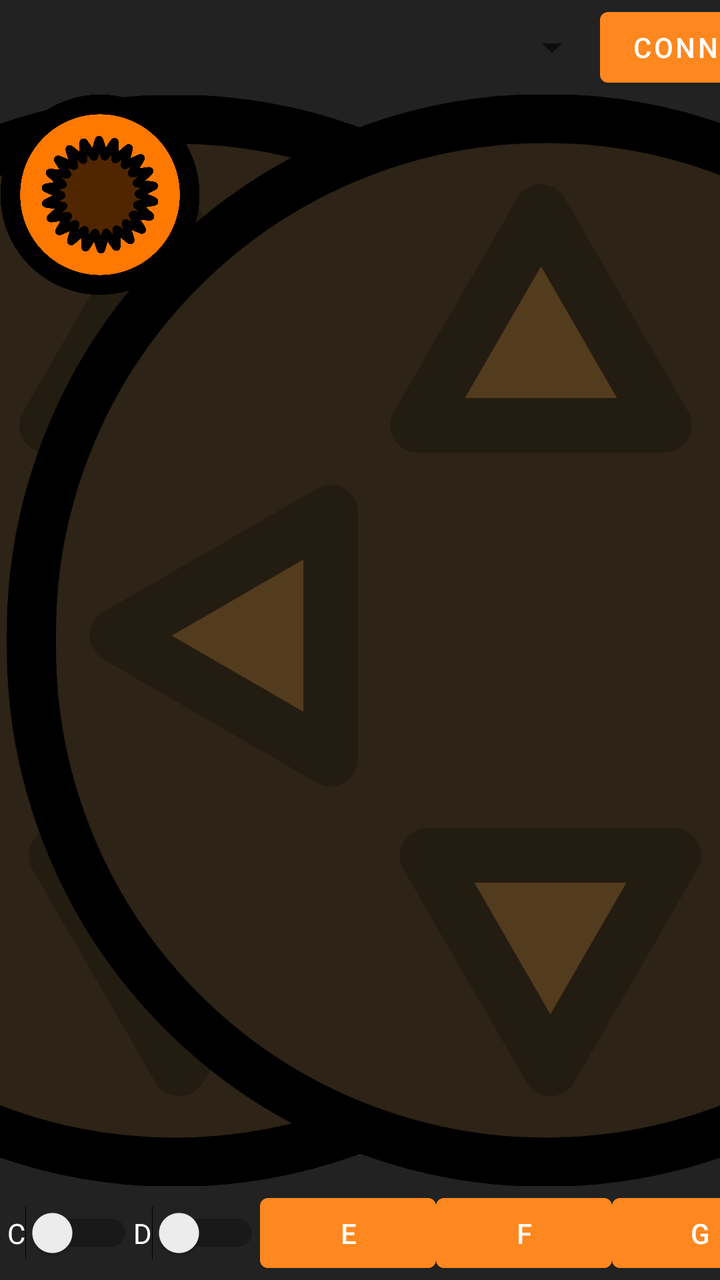
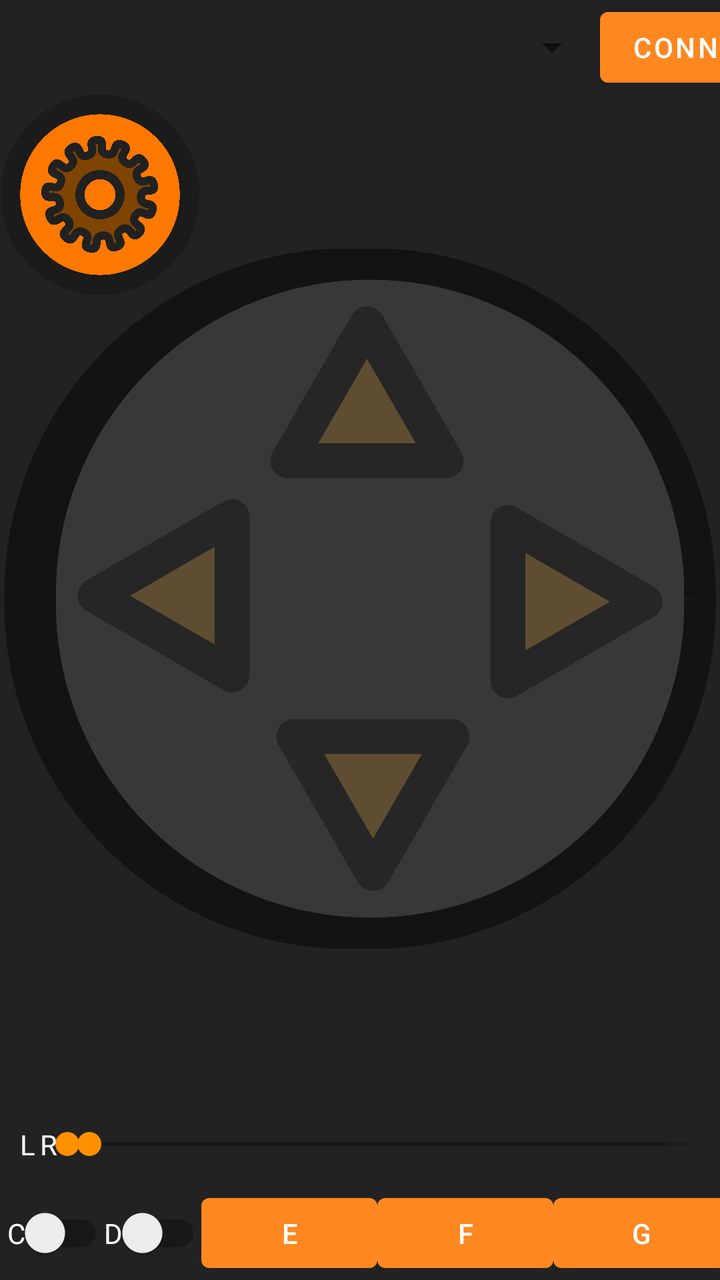

Compare the two renders of this Android layout. The source of the first and the diff that turns it into the second are given below.
<!-- AndroidManifest.xml: application theme Theme.BtSerialRemote -->
<!-- res/layout/main_activity.xml -->
<?xml version="1.0" encoding="utf-8"?>
<FrameLayout xmlns:android="http://schemas.android.com/apk/res/android"
    xmlns:app="http://schemas.android.com/apk/res-auto"
    xmlns:tools="http://schemas.android.com/tools"
    android:layout_width="match_parent"
    android:layout_height="match_parent"
    android:background="@color/background"
    android:backgroundTintMode="src_over"
    android:theme="@style/ThemeOverlay.BtSerialRemote.FullscreenContainer"
    tools:context="com.poconoco.tests.btserialremote.MainActivity">

    <LinearLayout
        android:layout_width="match_parent"
        android:layout_height="match_parent"
        android:orientation="vertical">

        <androidx.constraintlayout.widget.ConstraintLayout
            android:id="@+id/topTools"
            android:layout_width="match_parent"
            android:layout_height="wrap_content"
            android:layout_weight="1">

            <Spinner
                android:id="@+id/btDevice"
                android:layout_width="300dp"
                android:layout_height="0dp"
                android:foregroundTint="@color/white"
                android:spinnerMode="dropdown"
                app:layout_constraintBottom_toBottomOf="parent"
                app:layout_constraintEnd_toStartOf="@+id/connect"
                app:layout_constraintStart_toStartOf="parent"
                app:layout_constraintTop_toTopOf="parent" />

            <Button
                android:id="@+id/connect"
                android:layout_width="0dp"
                android:layout_height="wrap_content"
                android:text="Connect"
                app:layout_constraintStart_toEndOf="@+id/btDevice"
                app:layout_constraintTop_toTopOf="@+id/btDevice" />

            <TextView
                android:id="@+id/status"
                android:layout_width="0dp"
                android:layout_height="25dp"
                android:layout_marginStart="10dp"
                android:lines="2"
                android:text="Ready to connect"
                android:textColor="@color/white"
                app:layout_constraintBottom_toBottomOf="parent"
                app:layout_constraintEnd_toStartOf="@+id/imageButton"
                app:layout_constraintStart_toEndOf="@+id/connect"
                app:layout_constraintTop_toTopOf="parent" />

            <ImageButton
                android:id="@+id/imageButton"
                android:layout_width="wrap_content"
                android:layout_height="wrap_content"
                android:backgroundTint="@color/primary_1"
                android:backgroundTintMode="src_over"
                android:src="@drawable/gear"
                app:layout_constraintBottom_toBottomOf="parent"
                app:layout_constraintEnd_toEndOf="parent"
                app:layout_constraintTop_toTopOf="parent" />

        </androidx.constraintlayout.widget.ConstraintLayout>

        <LinearLayout
            android:layout_width="match_parent"
            android:layout_height="wrap_content"
            android:layout_weight="100"
            android:orientation="horizontal">

            <RelativeLayout
                android:layout_width="wrap_content"
                android:layout_height="match_parent"
                android:layout_weight="0.5">

                <androidx.constraintlayout.widget.ConstraintLayout
                    android:layout_width="match_parent"
                    android:layout_height="match_parent"
                    tools:context=".MainActivity">

                    <ImageView
                        android:id="@+id/rightJoystick"
                        android:layout_width="0dp"
                        android:layout_height="0dp"

                        android:layout_marginTop="20dp"
                        android:layout_marginBottom="20dp"
                        android:scaleType="fitCenter"
                        app:layout_constraintBottom_toBottomOf="parent"
                        app:layout_constraintDimensionRatio="1"
                        app:layout_constraintEnd_toEndOf="parent"

                        app:layout_constraintHeight_percent="1.0"
                        app:layout_constraintHorizontal_bias="1.0"
                        app:layout_constraintStart_toStartOf="parent"
                        app:layout_constraintTop_toTopOf="parent"
                        app:srcCompat="@drawable/pad" />

                    <androidx.constraintlayout.widget.Guideline
                        android:id="@+id/leftGuideline"
                        android:layout_width="wrap_content"
                        android:layout_height="wrap_content"
                        android:orientation="horizontal"
                        app:layout_constraintGuide_percent="0.5" />

                    <ImageView
                        android:id="@+id/leftJoystick"
                        android:layout_width="0dp"
                        android:layout_height="0dp"

                        android:layout_marginTop="20dp"
                        android:layout_marginBottom="20dp"
                        android:scaleType="fitCenter"
                        app:layout_constraintBottom_toBottomOf="parent"
                        app:layout_constraintDimensionRatio="1"
                        app:layout_constraintEnd_toEndOf="parent"

                        app:layout_constraintHeight_percent="1.0"
                        app:layout_constraintHorizontal_bias="0.0"
                        app:layout_constraintStart_toStartOf="parent"
                        app:layout_constraintTop_toTopOf="parent"
                        app:srcCompat="@drawable/pad" />

                </androidx.constraintlayout.widget.ConstraintLayout>

                <RelativeLayout
                    android:id="@+id/leftKnob"
                    android:layout_width="wrap_content"
                    android:layout_height="wrap_content">

                    <ImageView
                        android:id="@+id/leftKnobImageView"
                        android:layout_width="100dp"
                        android:layout_height="100dp"
                        android:layout_weight="1"
                        app:srcCompat="@drawable/knob" />
                </RelativeLayout>

                <RelativeLayout
                    android:id="@+id/rightKnob"
                    android:layout_width="wrap_content"
                    android:layout_height="wrap_content">

                    <ImageView
                        android:id="@+id/rightKnobImageView"
                        android:layout_width="100dp"
                        android:layout_height="100dp"
                        android:layout_weight="1"
                        app:srcCompat="@drawable/knob" />
                </RelativeLayout>

            </RelativeLayout>

        </LinearLayout>

        <androidx.constraintlayout.widget.ConstraintLayout
            android:id="@+id/linearLayout2"
            android:layout_width="match_parent"
            android:layout_height="wrap_content"
            android:layout_weight="1">

            <Switch
                android:id="@+id/switchA"
                android:layout_width="wrap_content"
                android:layout_height="0dp"
                android:text="A"
                android:textColor="@color/white"
                app:layout_constraintBottom_toBottomOf="parent"
                app:layout_constraintEnd_toStartOf="@+id/switchB"
                app:layout_constraintHorizontal_bias="0.5"
                app:layout_constraintStart_toStartOf="parent"
                app:layout_constraintTop_toTopOf="parent" />

            <Switch
                android:id="@+id/switchB"
                android:layout_width="wrap_content"
                android:layout_height="0dp"
                android:text="B"
                android:textColor="@color/white"
                app:layout_constraintBottom_toBottomOf="parent"
                app:layout_constraintEnd_toStartOf="@+id/switchC"
                app:layout_constraintHorizontal_bias="0.5"
                app:layout_constraintStart_toEndOf="@+id/switchA"
                app:layout_constraintTop_toTopOf="parent"
                app:layout_constraintVertical_bias="0.508" />

            <Switch
                android:id="@+id/switchC"
                android:layout_width="wrap_content"
                android:layout_height="0dp"
                android:text="C"
                android:textColor="@color/white"
                app:layout_constraintBottom_toBottomOf="parent"
                app:layout_constraintEnd_toStartOf="@+id/switchD"
                app:layout_constraintHorizontal_bias="0.5"
                app:layout_constraintStart_toEndOf="@+id/switchB"
                app:layout_constraintTop_toTopOf="parent"
                app:layout_constraintVertical_bias="0.508" />

            <Switch
                android:id="@+id/switchD"
                android:layout_width="wrap_content"
                android:layout_height="0dp"
                android:text="D"
                android:textColor="@color/white"
                app:layout_constraintBottom_toBottomOf="parent"
                app:layout_constraintEnd_toStartOf="@+id/buttonE"
                app:layout_constraintHorizontal_bias="0.5"
                app:layout_constraintStart_toEndOf="@+id/switchC"
                app:layout_constraintTop_toTopOf="parent" />

            <Button
                android:id="@+id/buttonE"
                android:layout_width="wrap_content"
                android:layout_height="wrap_content"
                android:text="E"
                app:layout_constraintBottom_toBottomOf="parent"
                app:layout_constraintEnd_toStartOf="@+id/buttonF"
                app:layout_constraintHorizontal_bias="0.5"
                app:layout_constraintStart_toEndOf="@+id/switchD"
                app:layout_constraintTop_toTopOf="parent" />

            <Button
                android:id="@+id/buttonF"
                android:layout_width="wrap_content"
                android:layout_height="wrap_content"
                android:text="F"
                app:layout_constraintBottom_toBottomOf="parent"
                app:layout_constraintEnd_toStartOf="@+id/buttonG"
                app:layout_constraintHorizontal_bias="0.5"
                app:layout_constraintStart_toEndOf="@+id/buttonE"
                app:layout_constraintTop_toTopOf="parent" />

            <Button
                android:id="@+id/buttonG"
                android:layout_width="wrap_content"
                android:layout_height="wrap_content"
                android:text="G"
                app:layout_constraintBottom_toBottomOf="parent"
                app:layout_constraintEnd_toStartOf="@+id/buttonH"
                app:layout_constraintHorizontal_bias="0.5"
                app:layout_constraintStart_toEndOf="@+id/buttonF"
                app:layout_constraintTop_toTopOf="parent" />

            <Button
                android:id="@+id/buttonH"
                android:layout_width="wrap_content"
                android:layout_height="wrap_content"
                android:text="H"
                app:layout_constraintBottom_toBottomOf="parent"
                app:layout_constraintEnd_toEndOf="parent"
                app:layout_constraintHorizontal_bias="0.5"
                app:layout_constraintStart_toEndOf="@+id/buttonG"
                app:layout_constraintTop_toTopOf="parent" />

        </androidx.constraintlayout.widget.ConstraintLayout>
    </LinearLayout>
</FrameLayout>
<!-- resources referenced by this layout -->
<resources>
  <color name="background">#FF222222</color>
  <color name="primary_1">#FFff871f</color>
  <color name="white">#FFFFFFFF</color>
  <!-- drawable knob: vector/xml drawable (drawable, 2405 chars, omitted) -->
  <!-- drawable pad (drawable) -->
  <vector xmlns:android="http://schemas.android.com/apk/res/android"
      android:width="100dp"
      android:height="100dp"
      android:viewportWidth="100"
      android:viewportHeight="100">
    <path
        android:pathData="M50,50m47.13,-0a47.13,47.13 0,1 1,-94.25 -0a47.13,47.13 0,1 1,94.25 -0"
        android:strokeLineJoin="round"
        android:strokeWidth="4.5"
        android:fillColor="#2d2316"
        android:strokeColor="#000000"
        android:fillType="evenOdd"/>
    <path
        android:pathData="m39.13,69.71 l11.3,-0 11.3,-0 -5.65,9.78 -5.65,9.78 -5.65,-9.78z"
        android:strokeLineJoin="round"
        android:strokeWidth="5"
        android:fillColor="#533b1e"
        android:strokeColor="#231c10"
        android:fillType="evenOdd"/>
    <path
        android:pathData="m60.87,30.29 l-11.3,0 -11.3,0 5.65,-9.78 5.65,-9.78 5.65,9.78z"
        android:strokeLineJoin="round"
        android:strokeWidth="5"
        android:fillColor="#533b1e"
        android:strokeColor="#231c10"
        android:fillType="evenOdd"/>
    <path
        android:pathData="m69.71,39.13 l-0,11.3 -0,11.3 9.78,-5.65 9.78,-5.65 -9.78,-5.65z"
        android:strokeLineJoin="round"
        android:strokeWidth="5"
        android:fillColor="#533b1e"
        android:strokeColor="#231c10"
        android:fillType="evenOdd"/>
    <path
        android:pathData="m30.29,60.87 l0,-11.3 0,-11.3 -9.78,5.65 -9.78,5.65 9.78,5.65z"
        android:strokeLineJoin="round"
        android:strokeWidth="5"
        android:fillColor="#533b1e"
        android:strokeColor="#231c10"
        android:fillType="evenOdd"/>
  </vector>
  <color name="black_overlay">#66000000</color>
  <color name="primary_2">#FFbd5700</color>
  <color name="secondary_1">#FFff9100</color>
  <color name="secondary_2">#FFd97b00</color>
  <!-- unchanged entries left out for length: 3 -->
</resources>

<!-- the commit's change to res/layout/main_activity.xml (unified diff, before → after) -->
@@ -48,12 +48,12 @@
                 android:text="Ready to connect"
                 android:textColor="@color/white"
                 app:layout_constraintBottom_toBottomOf="parent"
-                app:layout_constraintEnd_toStartOf="@+id/imageButton"
+                app:layout_constraintEnd_toStartOf="@+id/buttonSettings"
                 app:layout_constraintStart_toEndOf="@+id/connect"
                 app:layout_constraintTop_toTopOf="parent" />
 
             <ImageButton
-                android:id="@+id/imageButton"
+                android:id="@+id/buttonSettings"
                 android:layout_width="wrap_content"
                 android:layout_height="wrap_content"
                 android:backgroundTint="@color/primary_1"
@@ -78,51 +78,99 @@
 
                 <androidx.constraintlayout.widget.ConstraintLayout
                     android:layout_width="match_parent"
-                    android:layout_height="match_parent"
-                    tools:context=".MainActivity">
+                    android:layout_height="match_parent">
+
+                    <androidx.constraintlayout.widget.ConstraintLayout
+                        android:id="@+id/sliderLContainer"
+                        android:layout_width="0dp"
+                        android:layout_height="wrap_content"
+                        app:layout_constraintBottom_toBottomOf="parent"
+                        app:layout_constraintEnd_toEndOf="@+id/leftJoystick"
+                        app:layout_constraintStart_toStartOf="@+id/leftJoystick">
+
+                        <TextView
+                            android:id="@+id/sliderLText"
+                            android:layout_width="wrap_content"
+                            android:layout_height="wrap_content"
+                            android:layout_marginStart="10dp"
+                            android:text="L"
+                            android:textColor="@color/white"
+                            app:layout_constraintBottom_toBottomOf="parent"
+                            app:layout_constraintStart_toStartOf="parent"
+                            app:layout_constraintTop_toTopOf="parent" />
+
+                        <SeekBar
+                            android:id="@+id/sliderL"
+                            android:layout_width="0dp"
+                            android:layout_height="42dp"
+                            app:layout_constraintBottom_toBottomOf="parent"
+                            app:layout_constraintEnd_toEndOf="parent"
+                            app:layout_constraintStart_toEndOf="@+id/sliderLText" />
+
+                    </androidx.constraintlayout.widget.ConstraintLayout>
+
+                    <androidx.constraintlayout.widget.ConstraintLayout
+                        android:id="@+id/sliderRContainer"
+                        android:layout_width="0dp"
+                        android:layout_height="wrap_content"
+                        app:layout_constraintBottom_toBottomOf="parent"
+                        app:layout_constraintEnd_toEndOf="@+id/rightJoystick"
+                        app:layout_constraintStart_toStartOf="@+id/rightJoystick">
+
+                        <TextView
+                            android:id="@+id/sliderRText"
+                            android:layout_width="wrap_content"
+                            android:layout_height="wrap_content"
+                            android:layout_marginStart="10dp"
+                            android:text="R"
+                            android:textColor="@color/white"
+                            app:layout_constraintBottom_toBottomOf="parent"
+                            app:layout_constraintStart_toStartOf="parent"
+                            app:layout_constraintTop_toTopOf="parent" />
+
+                        <SeekBar
+                            android:id="@+id/sliderR"
+                            android:layout_width="0dp"
+                            android:layout_height="42dp"
+                            app:layout_constraintBottom_toBottomOf="parent"
+                            app:layout_constraintEnd_toEndOf="parent"
+                            app:layout_constraintStart_toEndOf="@+id/sliderRText" />
+
+                    </androidx.constraintlayout.widget.ConstraintLayout>
 
                     <ImageView
-                        android:id="@+id/rightJoystick"
+                        android:id="@+id/leftJoystick"
                         android:layout_width="0dp"
                         android:layout_height="0dp"
-
-                        android:layout_marginTop="20dp"
-                        android:layout_marginBottom="20dp"
                         android:scaleType="fitCenter"
-                        app:layout_constraintBottom_toBottomOf="parent"
+                        app:layout_constraintBottom_toTopOf="@+id/sliderLContainer"
                         app:layout_constraintDimensionRatio="1"
-                        app:layout_constraintEnd_toEndOf="parent"
-
-                        app:layout_constraintHeight_percent="1.0"
-                        app:layout_constraintHorizontal_bias="1.0"
+                        app:layout_constraintHeight_max="350dp"
                         app:layout_constraintStart_toStartOf="parent"
                         app:layout_constraintTop_toTopOf="parent"
                         app:srcCompat="@drawable/pad" />
 
-                    <androidx.constraintlayout.widget.Guideline
-                        android:id="@+id/leftGuideline"
-                        android:layout_width="wrap_content"
-                        android:layout_height="wrap_content"
-                        android:orientation="horizontal"
-                        app:layout_constraintGuide_percent="0.5" />
-
                     <ImageView
-                        android:id="@+id/leftJoystick"
+                        android:id="@+id/rightJoystick"
                         android:layout_width="0dp"
                         android:layout_height="0dp"
-
-                        android:layout_marginTop="20dp"
-                        android:layout_marginBottom="20dp"
                         android:scaleType="fitCenter"
-                        app:layout_constraintBottom_toBottomOf="parent"
+                        app:layout_constraintBottom_toTopOf="@+id/sliderRContainer"
                         app:layout_constraintDimensionRatio="1"
                         app:layout_constraintEnd_toEndOf="parent"
-
-                        app:layout_constraintHeight_percent="1.0"
-                        app:layout_constraintHorizontal_bias="0.0"
-                        app:layout_constraintStart_toStartOf="parent"
+                        app:layout_constraintHeight_max="350dp"
                         app:layout_constraintTop_toTopOf="parent"
                         app:srcCompat="@drawable/pad" />
+
+                    <androidx.constraintlayout.widget.ConstraintLayout
+                        android:layout_width="0dp"
+                        android:layout_height="0dp"
+                        app:layout_constraintBottom_toBottomOf="parent"
+                        app:layout_constraintEnd_toStartOf="@+id/rightJoystick"
+                        app:layout_constraintStart_toEndOf="@+id/leftJoystick"
+                        app:layout_constraintTop_toTopOf="parent">
+
+                    </androidx.constraintlayout.widget.ConstraintLayout>
 
                 </androidx.constraintlayout.widget.ConstraintLayout>
 
@@ -162,7 +210,7 @@
             android:layout_height="wrap_content"
             android:layout_weight="1">
 
-            <Switch
+            <androidx.appcompat.widget.SwitchCompat
                 android:id="@+id/switchA"
                 android:layout_width="wrap_content"
                 android:layout_height="0dp"
@@ -174,7 +222,7 @@
                 app:layout_constraintStart_toStartOf="parent"
                 app:layout_constraintTop_toTopOf="parent" />
 
-            <Switch
+            <androidx.appcompat.widget.SwitchCompat
                 android:id="@+id/switchB"
                 android:layout_width="wrap_content"
                 android:layout_height="0dp"
@@ -187,7 +235,7 @@
                 app:layout_constraintTop_toTopOf="parent"
                 app:layout_constraintVertical_bias="0.508" />
 
-            <Switch
+            <androidx.appcompat.widget.SwitchCompat
                 android:id="@+id/switchC"
                 android:layout_width="wrap_content"
                 android:layout_height="0dp"
@@ -200,7 +248,7 @@
                 app:layout_constraintTop_toTopOf="parent"
                 app:layout_constraintVertical_bias="0.508" />
 
-            <Switch
+            <androidx.appcompat.widget.SwitchCompat
                 android:id="@+id/switchD"
                 android:layout_width="wrap_content"
                 android:layout_height="0dp"
@@ -217,6 +265,7 @@
                 android:layout_width="wrap_content"
                 android:layout_height="wrap_content"
                 android:text="E"
+                android:textAllCaps="false"
                 app:layout_constraintBottom_toBottomOf="parent"
                 app:layout_constraintEnd_toStartOf="@+id/buttonF"
                 app:layout_constraintHorizontal_bias="0.5"
@@ -228,6 +277,7 @@
                 android:layout_width="wrap_content"
                 android:layout_height="wrap_content"
                 android:text="F"
+                android:textAllCaps="false"
                 app:layout_constraintBottom_toBottomOf="parent"
                 app:layout_constraintEnd_toStartOf="@+id/buttonG"
                 app:layout_constraintHorizontal_bias="0.5"
@@ -239,6 +289,7 @@
                 android:layout_width="wrap_content"
                 android:layout_height="wrap_content"
                 android:text="G"
+                android:textAllCaps="false"
                 app:layout_constraintBottom_toBottomOf="parent"
                 app:layout_constraintEnd_toStartOf="@+id/buttonH"
                 app:layout_constraintHorizontal_bias="0.5"
@@ -250,6 +301,7 @@
                 android:layout_width="wrap_content"
                 android:layout_height="wrap_content"
                 android:text="H"
+                android:textAllCaps="false"
                 app:layout_constraintBottom_toBottomOf="parent"
                 app:layout_constraintEnd_toEndOf="parent"
                 app:layout_constraintHorizontal_bias="0.5"
@@ -258,4 +310,5 @@
 
         </androidx.constraintlayout.widget.ConstraintLayout>
     </LinearLayout>
+
 </FrameLayout>
<!-- resource entries referenced after the edit -->
@@ -3,7 +3,34 @@
   <color name="background">#FF222222</color>
   <color name="primary_1">#FFff871f</color>
   <color name="white">#FFFFFFFF</color>
-  <!-- drawable knob: vector/xml drawable (drawable, 2405 chars, omitted) -->
+  <!-- drawable knob (drawable) -->
+  <vector xmlns:android="http://schemas.android.com/apk/res/android"
+      android:width="50dp"
+      android:height="50dp"
+      android:viewportWidth="50"
+      android:viewportHeight="50">
+    <path
+        android:pathData="M25,25m-22.412,0a22.412,22.412 0,1 1,44.823 0a22.412,22.412 0,1 1,-44.823 0"
+        android:strokeLineJoin="round"
+        android:strokeWidth="4.92986"
+        android:fillColor="#ff7800"
+        android:strokeColor="#1b1b1b"
+        android:fillType="evenOdd"/>
+    <path
+        android:pathData="m29.086,38.044c-2.703,0.87 -0.538,-2.988 -3.372,-2.812 -2.909,0.18 -0.286,3.716 -3.157,3.217 -2.798,-0.486 0.912,-2.896 -1.679,-4.057 -2.66,-1.192 -1.98,3.157 -4.291,1.381 -2.251,-1.73 2.153,-2.14 0.398,-4.373 -1.801,-2.292 -3.22,1.876 -4.441,-0.771 -1.189,-2.578 2.901,-0.895 2.385,-3.687 -0.53,-2.866 -3.723,0.164 -3.574,-2.747 0.145,-2.836 2.984,0.556 3.825,-2.156 0.863,-2.784 -3.373,-1.585 -1.888,-4.093 1.447,-2.443 2.384,1.879 4.389,-0.132 2.058,-2.064 -2.25,-2.971 0.23,-4.501 2.416,-1.491 1.238,2.772 3.947,1.923 2.781,-0.871 -0.612,-3.676 2.296,-3.879 2.833,-0.198 -0.192,3.03 2.602,3.537 2.868,0.521 1.167,-3.539 3.835,-2.368 2.6,1.141 -1.578,2.593 0.66,4.341 2.297,1.794 2.678,-2.592 4.496,-0.314 1.772,2.219 -2.603,1.563 -1.433,4.15 1.2,2.656 3.576,-1.051 4.127,1.811 0.538,2.788 -3.031,0.174 -3.198,3.009 -0.172,2.91 3.654,0.731 2.813,3.522 -0.82,2.719 -2.765,-1.254 -4.23,1.178 -1.504,2.497 2.896,2.346 0.854,4.426 -1.989,2.026 -1.865,-2.395 -4.293,-0.923 -2.492,1.512 1.474,3.423 -1.301,4.316z"
+        android:strokeLineJoin="round"
+        android:strokeWidth="2.028"
+        android:fillColor="#7f4400"
+        android:strokeColor="#212121"
+        android:fillType="evenOdd"/>
+    <path
+        android:pathData="M25,25m-5.008,0a5.008,5.008 0,1 1,10.016 0a5.008,5.008 0,1 1,-10.016 0"
+        android:strokeLineJoin="round"
+        android:strokeWidth="2.29105"
+        android:fillColor="#ff7800"
+        android:strokeColor="#212121"
+        android:fillType="evenOdd"/>
+  </vector>
   <!-- drawable pad (drawable) -->
   <vector xmlns:android="http://schemas.android.com/apk/res/android"
       android:width="100dp"
@@ -14,36 +41,36 @@
         android:pathData="M50,50m47.13,-0a47.13,47.13 0,1 1,-94.25 -0a47.13,47.13 0,1 1,94.25 -0"
         android:strokeLineJoin="round"
         android:strokeWidth="4.5"
-        android:fillColor="#2d2316"
-        android:strokeColor="#000000"
+        android:fillColor="#383838"
+        android:strokeColor="#131313"
         android:fillType="evenOdd"/>
     <path
         android:pathData="m39.13,69.71 l11.3,-0 11.3,-0 -5.65,9.78 -5.65,9.78 -5.65,-9.78z"
         android:strokeLineJoin="round"
         android:strokeWidth="5"
-        android:fillColor="#533b1e"
-        android:strokeColor="#231c10"
+        android:fillColor="#5e4d31"
+        android:strokeColor="#262626"
         android:fillType="evenOdd"/>
     <path
         android:pathData="m60.87,30.29 l-11.3,0 -11.3,0 5.65,-9.78 5.65,-9.78 5.65,9.78z"
         android:strokeLineJoin="round"
         android:strokeWidth="5"
-        android:fillColor="#533b1e"
-        android:strokeColor="#231c10"
+        android:fillColor="#5e4d31"
+        android:strokeColor="#262626"
         android:fillType="evenOdd"/>
     <path
         android:pathData="m69.71,39.13 l-0,11.3 -0,11.3 9.78,-5.65 9.78,-5.65 -9.78,-5.65z"
         android:strokeLineJoin="round"
         android:strokeWidth="5"
-        android:fillColor="#533b1e"
-        android:strokeColor="#231c10"
+        android:fillColor="#5e4d31"
+        android:strokeColor="#262626"
         android:fillType="evenOdd"/>
     <path
         android:pathData="m30.29,60.87 l0,-11.3 0,-11.3 -9.78,5.65 -9.78,5.65 9.78,5.65z"
         android:strokeLineJoin="round"
         android:strokeWidth="5"
-        android:fillColor="#533b1e"
-        android:strokeColor="#231c10"
+        android:fillColor="#5e4d31"
+        android:strokeColor="#262626"
         android:fillType="evenOdd"/>
   </vector>
   <color name="black_overlay">#66000000</color>
